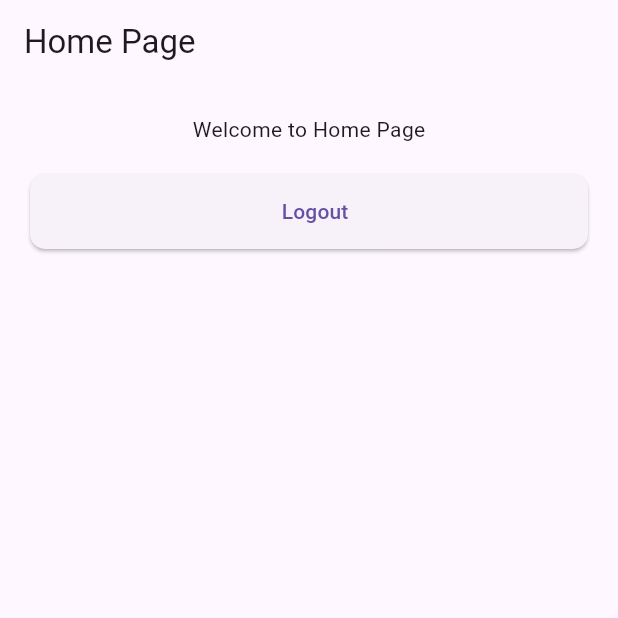
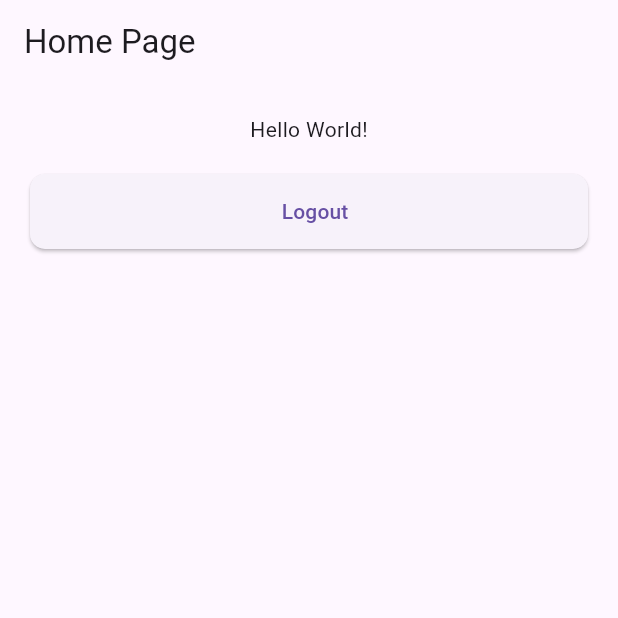
Before and after one commit to rodrigogmdias/flutter-boilerplate, a Flutter app: the screen it shows once a user with an empty profile is signed in, on a phone screen of 412 x 824 dp, the top half of it. Run offline on Flutter 3.47's test engine with Material 3 defaults, Android fonts, the phone set to English and light mode, and no system bars; our stand-ins replace bloc, firebase_auth, firebase_core, flutter_bloc, go_router, google_sign_in; accounts and stored records are empty; generated files the repository leaves out were written again; network calls fail.

```diff
--- a/lib/feature/home/home_page.dart
+++ b/lib/feature/home/home_page.dart
@@ -1,6 +1,7 @@
 import 'package:boilerplate/shared/components/custom_buttons.dart';
 import 'package:firebase_auth/firebase_auth.dart';
 import 'package:flutter/material.dart';
+import 'package:flutter_gen/gen_l10n/app_localizations.dart';
 import 'package:go_router/go_router.dart';
 
 class HomePage extends StatelessWidget {
@@ -16,7 +17,7 @@ class HomePage extends StatelessWidget {
         padding: const EdgeInsets.all(20.0),
         child: Column(
           children: [
-            const Text('Welcome to Home Page'),
+            Text(AppLocalizations.of(context)!.helloWorld),
             const SizedBox(height: 20),
             CustomButton(
               label: "Logout",
--- a/lib/main.dart
+++ b/lib/main.dart
@@ -1,6 +1,6 @@
 import 'package:firebase_core/firebase_core.dart';
 import 'package:flutter/material.dart';
-import 'package:flutter_localizations/flutter_localizations.dart';
+import 'package:flutter_gen/gen_l10n/app_localizations.dart';
 
 import 'constants.dart';
 import 'firebase_options.dart';
@@ -23,15 +23,8 @@ class MyApp extends StatelessWidget {
       routerConfig: AppRouter.config,
       theme: ThemeData.light(),
       darkTheme: ThemeData.dark(),
-      localizationsDelegates: const [
-        GlobalMaterialLocalizations.delegate,
-        GlobalWidgetsLocalizations.delegate,
-        GlobalCupertinoLocalizations.delegate,
-      ],
-      supportedLocales: const [
-        Locale('en'),
-        Locale('pt'),
-      ],
+      localizationsDelegates: AppLocalizations.localizationsDelegates,
+      supportedLocales: AppLocalizations.supportedLocales,
     );
   }
 }
```
